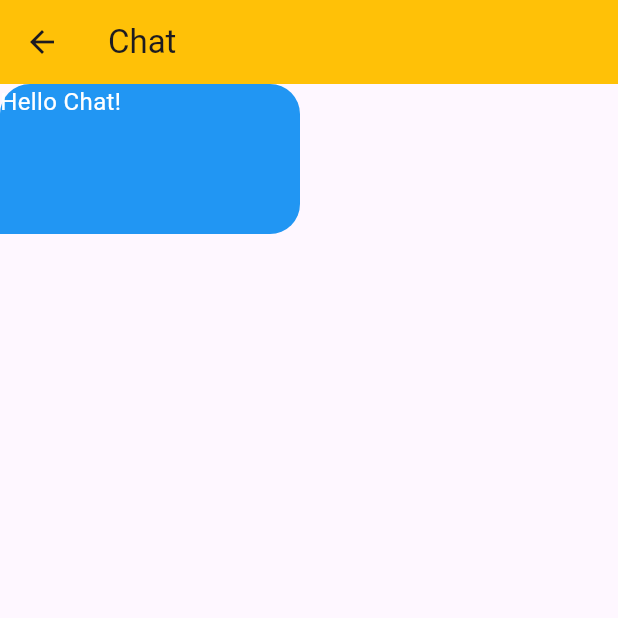
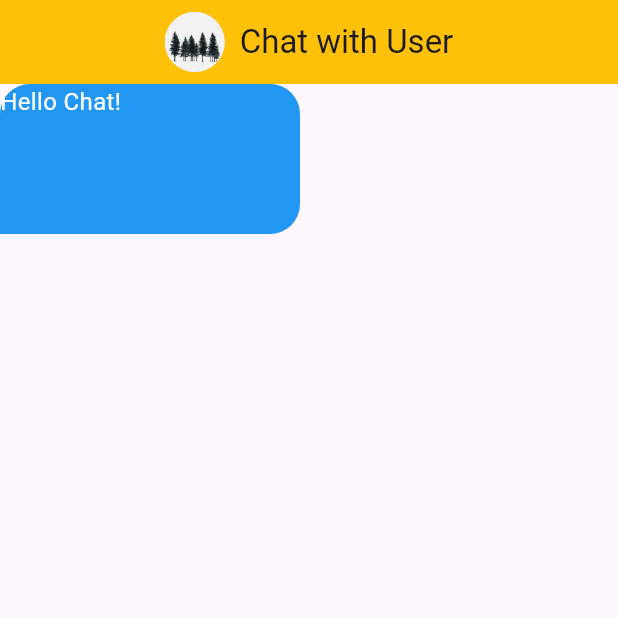
Before and after one commit to AbdoMohamed98/Chat-App, a Flutter app: the Chatview screen opened by its route, on a phone screen of 412 x 824 dp, the top half of it. Run offline on Flutter 3.47's test engine with Material 3 defaults, Android fonts, the phone set to English and light mode, and no system bars; our stand-ins replace firebase_auth, firebase_core, go_router, modal_progress_hud_nsn; accounts and stored records are empty.

```diff
--- /dev/null
+++ b/lib/navigation/approutes.dart
@@ -0,0 +1,5 @@
+class Approutes{
+  static String loginview = '/Loginview';
+  static String regestrationview = '/Regestrationview';
+  static String chatview = '/Chatview';
+}
--- /dev/null
+++ b/lib/navigation/router_generation_config.dart
@@ -0,0 +1,30 @@
+
+
+import 'package:chatapp/navigation/approutes.dart';
+import 'package:chatapp/views/chatview.dart';
+import 'package:chatapp/views/loginview.dart';
+import 'package:chatapp/views/regestrationview.dart';
+
+import 'package:go_router/go_router.dart';
+
+class RouterGenerationConfig {
+  static GoRouter goRouter = GoRouter(
+    initialLocation: Approutes.chatview,
+    routes: [
+      GoRoute(
+        path: Approutes.loginview,
+        name: Approutes.loginview,
+        builder: (context, state) => const Loginview(),
+      ),
+      GoRoute(path: Approutes.regestrationview,
+        name: Approutes.regestrationview,
+        builder: (context, state) => const Regestrationview(),
+      ),
+      GoRoute(path: Approutes.chatview,
+        name: Approutes.chatview,
+        builder: (context, state) => const Chatview(),
+      ),
+
+    ],
+  );
+}
--- a/lib/views/chatview.dart
+++ b/lib/views/chatview.dart
@@ -12,8 +12,18 @@ class _ChatviewState extends State<Chatview> {
   Widget build(BuildContext context) {
     return Scaffold(
       appBar: AppBar(
+
         backgroundColor: Colors.amber,
-        title: Text('Chat'),
+        title: Row(
+          mainAxisAlignment: MainAxisAlignment.center,
+          children: [
+            CircleAvatar(
+              backgroundImage: AssetImage('assets/image1.jpg'),
+            ),
+            SizedBox(width: 10),
+            Text('Chat with User'),
+          ],
+        ),
       ),
       body:  Container(
           height: 100,
--- a/pubspec.yaml
+++ b/pubspec.yaml
@@ -37,6 +37,7 @@ dependencies:
   # Use with the CupertinoIcons class for iOS style icons.
   cupertino_icons: ^1.0.8
   firebase_auth: ^5.5.1
+  go_router: ^16.2.1
 
 dev_dependencies:
   flutter_test:
```
Also changed, not shown: lib/main.dart (+7 -8 lines), lib/views/loginview.dart (renamed from lib/views/homeview.dart, +4 -4 lines), pubspec.lock, 191 other files.
